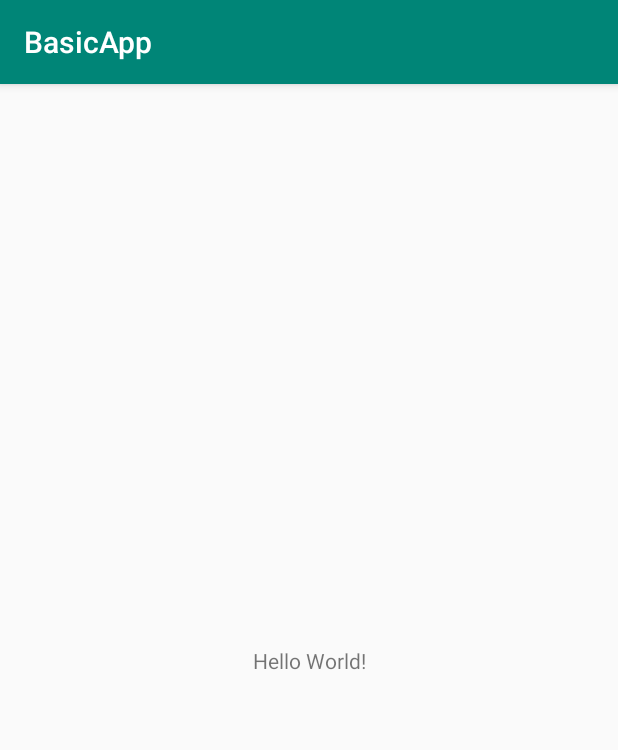
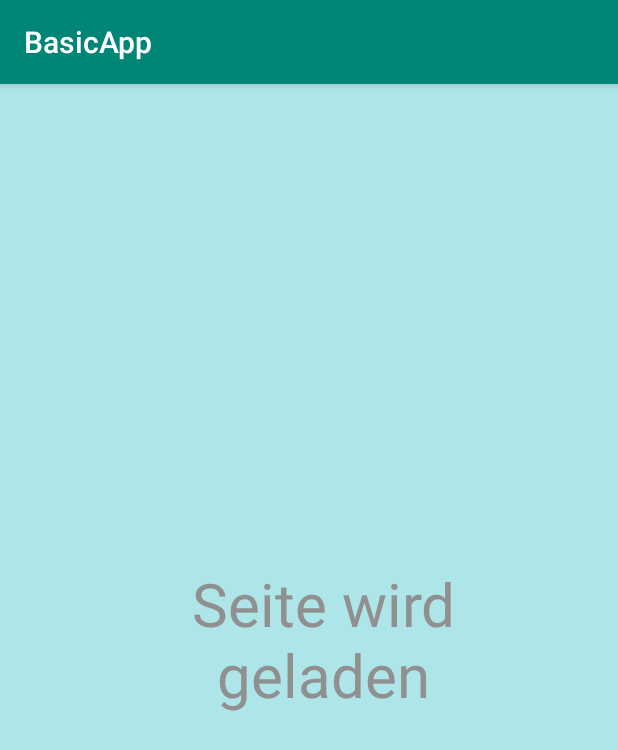
Before and after one commit to Bondzio/BasicApp, an Android app: the first screen one second after launch (MainActivity), on a phone screen of 412 x 824 dp. Shown: the top 750 px of the screen. Run offline under Robolectric (Android 15) with nearby library versions, the phone set to English and light mode, and no system bars.

Commit message:
Start Image and Table of Content

```diff
--- a/app/src/main/AndroidManifest.xml
+++ b/app/src/main/AndroidManifest.xml
@@ -9,6 +9,8 @@
         android:roundIcon="@mipmap/ic_launcher_round"
         android:supportsRtl="true"
         android:theme="@style/AppTheme">
+        <activity android:name=".TableOfContent"></activity>
+        <activity android:name=".HomeActivity" />
         <activity android:name=".MainActivity">
             <intent-filter>
                 <action android:name="android.intent.action.MAIN" />
--- a/app/src/main/java/com/example/basicapp/MainActivity.java
+++ b/app/src/main/java/com/example/basicapp/MainActivity.java
@@ -1,14 +1,25 @@
 package com.example.basicapp;
+
+import android.content.Intent;
+import android.os.Bundle;
+import android.os.Handler;
 
 import androidx.appcompat.app.AppCompatActivity;
 
-import android.os.Bundle;
-
 public class MainActivity extends AppCompatActivity {
+    private static int SPLASH_TIME_OUT = 2000;              // time to show the starting symbol is 4 seconds
 
     @Override
     protected void onCreate(Bundle savedInstanceState) {
         super.onCreate(savedInstanceState);
         setContentView(R.layout.activity_main);
-    }
+        new Handler().postDelayed(new Runnable(){
+            @Override
+            public void run (){
+                Intent homeIntent = new Intent(MainActivity.this, HomeActivity.class);  //to go to the next activity
+                startActivity(homeIntent);
+                finish();
+        }
+    }, SPLASH_TIME_OUT);
 }
+}
--- a/app/src/main/res/layout/activity_main.xml
+++ b/app/src/main/res/layout/activity_main.xml
@@ -4,15 +4,23 @@
     xmlns:tools="http://schemas.android.com/tools"
     android:layout_width="match_parent"
     android:layout_height="match_parent"
+    android:background="#aee5e9"
     tools:context=".MainActivity">
 
     <TextView
-        android:layout_width="wrap_content"
-        android:layout_height="wrap_content"
-        android:text="Hello World!"
+        android:id="@+id/TextView"
+        android:gravity="center"
+        android:layout_width="264dp"
+        android:layout_height="127dp"
+        android:text="Seite wird geladen"
+        android:textColor="#909090"
+        android:textSize="40sp"
+
         app:layout_constraintBottom_toBottomOf="parent"
+        app:layout_constraintHorizontal_bias="0.561"
         app:layout_constraintLeft_toLeftOf="parent"
         app:layout_constraintRight_toRightOf="parent"
-        app:layout_constraintTop_toTopOf="parent" />
+        app:layout_constraintTop_toTopOf="parent"
+        app:layout_constraintVertical_bias="0.479" />
 
 </androidx.constraintlayout.widget.ConstraintLayout>
--- a/app/src/main/res/values/strings.xml
+++ b/app/src/main/res/values/strings.xml
@@ -1,3 +1,4 @@
 <resources>
     <string name="app_name">BasicApp</string>
+    <string name="TextView">TextView</string>
 </resources>
```
Also changed, not shown: app/src/main/res/drawable/informatik.png (added).
